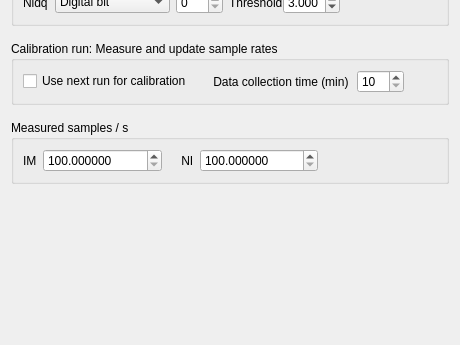
Above: Forms/SyncTab.ui from billkarsh/SpikeGLX before the change; both pictures show x 0 to 460 and y 189 to 534 of the 460 by 534 pixel window. Below: the same form after it.
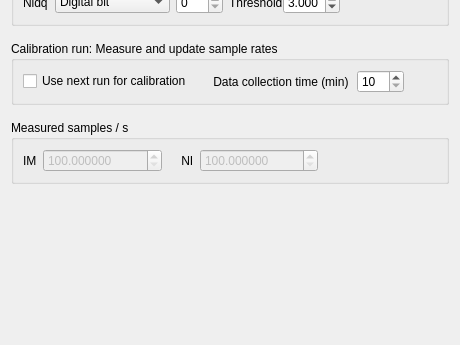
That is the form after the change.

Diff of the .ui file:
```diff
--- a/Forms/SyncTab.ui
+++ b/Forms/SyncTab.ui
@@ -340,6 +340,9 @@
      <layout class="QGridLayout" name="gridLayout">
       <item row="0" column="1">
        <widget class="QDoubleSpinBox" name="imRateSB">
+        <property name="enabled">
+         <bool>false</bool>
+        </property>
         <property name="sizePolicy">
          <sizepolicy hsizetype="Expanding" vsizetype="Fixed">
           <horstretch>0</horstretch>
@@ -373,6 +376,9 @@
       </item>
       <item row="0" column="4">
        <widget class="QDoubleSpinBox" name="niRateSB">
+        <property name="enabled">
+         <bool>false</bool>
+        </property>
         <property name="sizePolicy">
          <sizepolicy hsizetype="Expanding" vsizetype="Fixed">
           <horstretch>0</horstretch>
```
Left out of the diff: 6 changed lines with no effect on the pictures.
